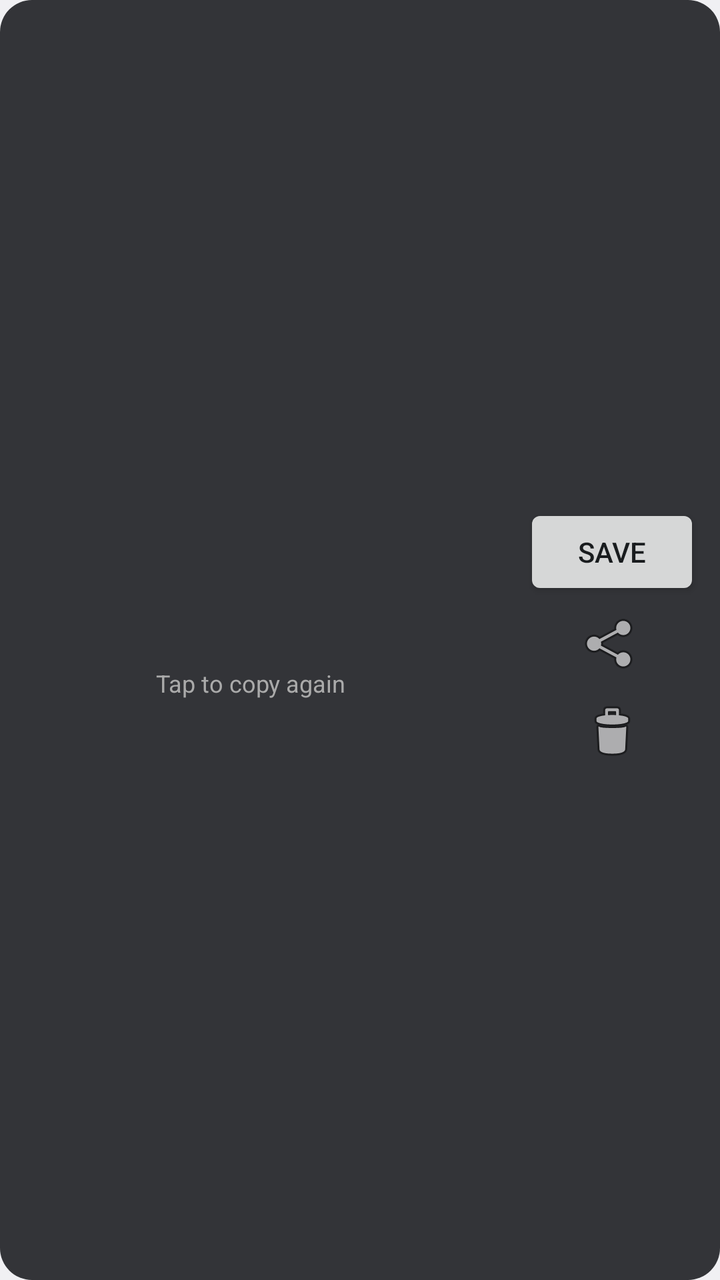
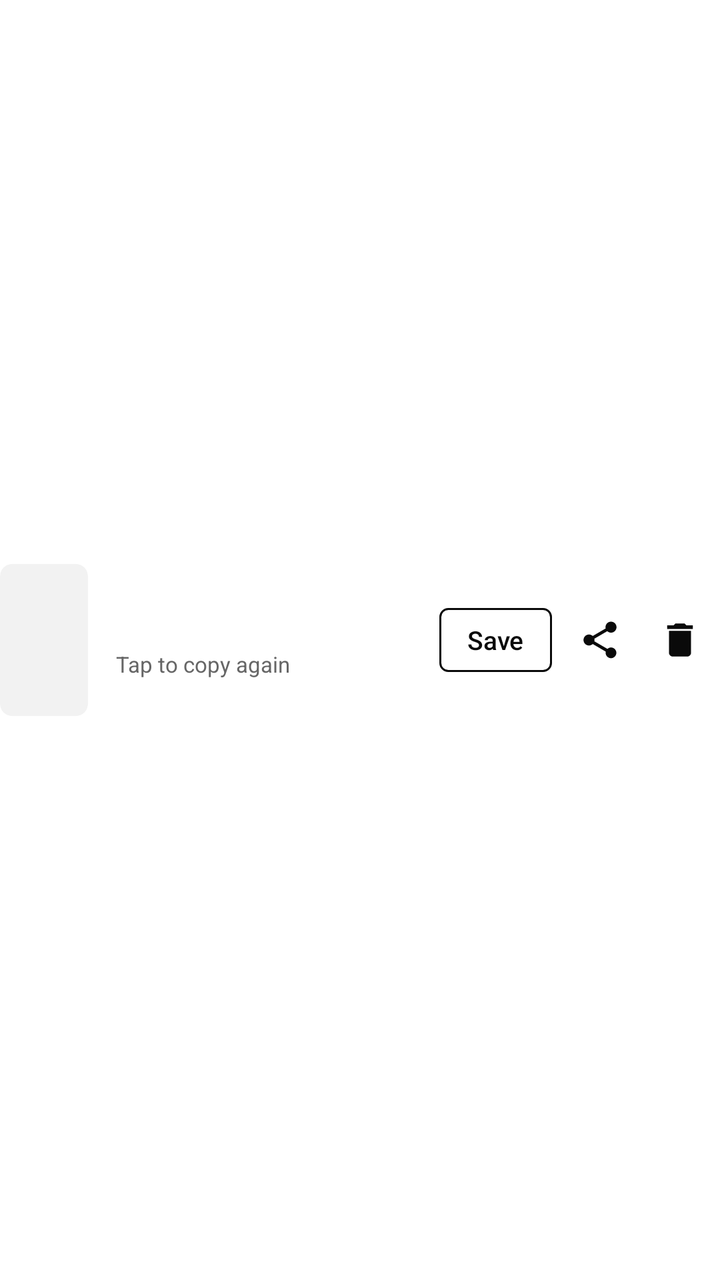

Screens rendered from an Android XML layout before and after an edit, with the pre-edit source and the edit as a unified diff.
<!-- AndroidManifest.xml: application theme AppTheme -->
<!-- res/layout/row_shot.xml -->
<?xml version="1.0" encoding="utf-8"?>
<LinearLayout xmlns:android="http://schemas.android.com/apk/res/android"
    android:layout_width="match_parent"
    android:layout_height="wrap_content"
    android:orientation="horizontal"
    android:gravity="center_vertical"
    android:padding="10dp"
    android:background="@drawable/overlay_bg">

    <ImageView
        android:id="@+id/thumb"
        android:layout_width="56dp"
        android:layout_height="96dp"
        android:scaleType="centerCrop"
        android:contentDescription="@string/app_name" />

    <LinearLayout
        android:layout_width="0dp"
        android:layout_height="wrap_content"
        android:layout_weight="1"
        android:layout_marginStart="12dp"
        android:orientation="vertical">

        <TextView
            android:id="@+id/name"
            android:layout_width="match_parent"
            android:layout_height="wrap_content"
            android:textColor="#FFFFFF"
            android:textSize="13sp"
            android:singleLine="true"
            android:ellipsize="middle" />

        <TextView
            android:id="@+id/left"
            android:layout_width="match_parent"
            android:layout_height="wrap_content"
            android:textColor="#FFD54F"
            android:textSize="16sp"
            android:paddingTop="4dp" />

        <TextView
            android:layout_width="match_parent"
            android:layout_height="wrap_content"
            android:textColor="#AAAAAA"
            android:textSize="12sp"
            android:text="@string/tap_to_copy" />
    </LinearLayout>

    <LinearLayout
        android:layout_width="wrap_content"
        android:layout_height="wrap_content"
        android:orientation="vertical"
        android:gravity="center_horizontal">

        <Button
            android:id="@+id/save"
            android:layout_width="wrap_content"
            android:layout_height="wrap_content"
            android:text="@string/save" />

        <ImageButton
            android:id="@+id/share"
            android:layout_width="44dp"
            android:layout_height="44dp"
            android:background="?android:attr/selectableItemBackgroundBorderless"
            android:src="@android:drawable/ic_menu_share"
            android:contentDescription="@string/share" />

        <ImageButton
            android:id="@+id/delete"
            android:layout_width="44dp"
            android:layout_height="44dp"
            android:background="?android:attr/selectableItemBackgroundBorderless"
            android:src="@android:drawable/ic_menu_delete"
            android:contentDescription="@string/delete" />
    </LinearLayout>
</LinearLayout>
<!-- resources referenced by this layout -->
<resources>
  <!-- drawable overlay_bg (drawable) -->
  <shape xmlns:android="http://schemas.android.com/apk/res/android" android:shape="rectangle">
      <solid android:color="#E6202124" />
      <corners android:radius="16dp" />
  </shape>
  <string name="app_name">SnapFade</string>
  <string name="delete">Delete now</string>
  <string name="save">Save</string>
  <string name="share">Share</string>
  <string name="tap_to_copy">Tap to copy again</string>
  <style name="AppTheme" parent="@android:style/Theme.DeviceDefault.DayNight">
          <item name="android:windowNoTitle">true</item>
          <item name="android:windowActionBar">false</item>
      </style>
</resources>

<!-- the commit's change to res/layout/row_shot.xml (unified diff, before → after) -->
@@ -2,76 +2,59 @@
 <LinearLayout xmlns:android="http://schemas.android.com/apk/res/android"
     android:layout_width="match_parent"
     android:layout_height="wrap_content"
+    android:descendantFocusability="blocksDescendants"
+    android:gravity="center_vertical"
     android:orientation="horizontal"
-    android:gravity="center_vertical"
-    android:padding="10dp"
-    android:background="@drawable/overlay_bg">
+    android:paddingVertical="14dp">
 
     <ImageView
         android:id="@+id/thumb"
-        android:layout_width="56dp"
-        android:layout_height="96dp"
-        android:scaleType="centerCrop"
-        android:contentDescription="@string/app_name" />
+        android:layout_width="44dp"
+        android:layout_height="76dp"
+        android:background="@drawable/thumb_bg"
+        android:clipToOutline="true"
+        android:contentDescription="@string/app_name"
+        android:scaleType="centerCrop" />
 
     <LinearLayout
         android:layout_width="0dp"
         android:layout_height="wrap_content"
+        android:layout_marginStart="14dp"
         android:layout_weight="1"
-        android:layout_marginStart="12dp"
         android:orientation="vertical">
-
-        <TextView
-            android:id="@+id/name"
-            android:layout_width="match_parent"
-            android:layout_height="wrap_content"
-            android:textColor="#FFFFFF"
-            android:textSize="13sp"
-            android:singleLine="true"
-            android:ellipsize="middle" />
 
         <TextView
             android:id="@+id/left"
             android:layout_width="match_parent"
             android:layout_height="wrap_content"
-            android:textColor="#FFD54F"
-            android:textSize="16sp"
-            android:paddingTop="4dp" />
+            android:fontFamily="sans-serif-medium"
+            android:textColor="@color/fg"
+            android:textSize="15sp" />
 
         <TextView
             android:layout_width="match_parent"
             android:layout_height="wrap_content"
-            android:textColor="#AAAAAA"
-            android:textSize="12sp"
-            android:text="@string/tap_to_copy" />
+            android:paddingTop="4dp"
+            android:text="@string/tap_to_copy"
+            android:textColor="@color/muted"
+            android:textSize="11sp" />
     </LinearLayout>
 
-    <LinearLayout
-        android:layout_width="wrap_content"
-        android:layout_height="wrap_content"
-        android:orientation="vertical"
-        android:gravity="center_horizontal">
+    <Button
+        android:id="@+id/save"
+        style="@style/Btn.Small"
+        android:text="@string/save" />
 
-        <Button
-            android:id="@+id/save"
-            android:layout_width="wrap_content"
-            android:layout_height="wrap_content"
-            android:text="@string/save" />
+    <ImageButton
+        android:id="@+id/share"
+        style="@style/IconBtn"
+        android:layout_marginStart="4dp"
+        android:contentDescription="@string/share"
+        android:src="@drawable/ic_share" />
 
-        <ImageButton
-            android:id="@+id/share"
-            android:layout_width="44dp"
-            android:layout_height="44dp"
-            android:background="?android:attr/selectableItemBackgroundBorderless"
-            android:src="@android:drawable/ic_menu_share"
-            android:contentDescription="@string/share" />
-
-        <ImageButton
-            android:id="@+id/delete"
-            android:layout_width="44dp"
-            android:layout_height="44dp"
-            android:background="?android:attr/selectableItemBackgroundBorderless"
-            android:src="@android:drawable/ic_menu_delete"
-            android:contentDescription="@string/delete" />
-    </LinearLayout>
+    <ImageButton
+        android:id="@+id/delete"
+        style="@style/IconBtn"
+        android:contentDescription="@string/delete"
+        android:src="@drawable/ic_delete" />
 </LinearLayout>
<!-- resource entries referenced after the edit -->
@@ -1,18 +1,75 @@
 <!-- resources referenced by this layout -->
 <resources>
-  <!-- drawable overlay_bg (drawable) -->
+  <color name="fg">#0A0A0A</color>
+  <color name="muted">#666666</color>
+  <!-- drawable ic_delete (drawable) -->
+  <vector xmlns:android="http://schemas.android.com/apk/res/android"
+      android:width="24dp" android:height="24dp"
+      android:viewportWidth="24" android:viewportHeight="24">
+      <path android:fillColor="#FFFFFF"
+          android:pathData="M6,19c0,1.1 0.9,2 2,2h8c1.1,0 2,-0.9 2,-2V7H6v12zM19,4h-3.5l-1,-1h-5l-1,1H5v2h14V4z" />
+  </vector>
+  <!-- drawable ic_share (drawable) -->
+  <vector xmlns:android="http://schemas.android.com/apk/res/android"
+      android:width="24dp" android:height="24dp"
+      android:viewportWidth="24" android:viewportHeight="24">
+      <path android:fillColor="#FFFFFF"
+          android:pathData="M18,16.08c-0.76,0 -1.44,0.3 -1.96,0.77L8.91,12.7c0.05,-0.23 0.09,-0.46 0.09,-0.7s-0.04,-0.47 -0.09,-0.7l7.05,-4.11c0.54,0.5 1.25,0.81 2.04,0.81 1.66,0 3,-1.34 3,-3s-1.34,-3 -3,-3 -3,1.34 -3,3c0,0.24 0.04,0.47 0.09,0.7L8.04,9.81C7.5,9.31 6.79,9 6,9c-1.66,0 -3,1.34 -3,3s1.34,3 3,3c0.79,0 1.5,-0.31 2.04,-0.81l7.12,4.16c-0.05,0.21 -0.08,0.43 -0.08,0.65 0,1.61 1.31,2.92 2.92,2.92 1.61,0 2.92,-1.31 2.92,-2.92s-1.31,-2.92 -2.92,-2.92z" />
+  </vector>
+  <!-- drawable thumb_bg (drawable) -->
   <shape xmlns:android="http://schemas.android.com/apk/res/android" android:shape="rectangle">
-      <solid android:color="#E6202124" />
-      <corners android:radius="16dp" />
+      <solid android:color="@color/surface" />
+      <corners android:radius="6dp" />
   </shape>
   <string name="app_name">SnapFade</string>
   <string name="delete">Delete now</string>
   <string name="save">Save</string>
   <string name="share">Share</string>
   <string name="tap_to_copy">Tap to copy again</string>
-  <style name="AppTheme" parent="@android:style/Theme.DeviceDefault.DayNight">
+  <style name="Btn.Small" parent="Btn.Outline">
+          <item name="android:layout_width">wrap_content</item>
+          <item name="android:layout_height">32dp</item>
+          <item name="android:layout_marginTop">0dp</item>
+          <item name="android:textSize">13sp</item>
+          <item name="android:paddingHorizontal">14dp</item>
+          <item name="android:minWidth">0dp</item>
+          <item name="android:minHeight">0dp</item>
+      </style>
+  <style name="IconBtn">
+          <item name="android:layout_width">40dp</item>
+          <item name="android:layout_height">40dp</item>
+          <item name="android:padding">9dp</item>
+          <item name="android:scaleType">fitCenter</item>
+          <item name="android:tint">@color/fg</item>
+          <item name="android:background">?android:attr/selectableItemBackgroundBorderless</item>
+      </style>
+  <style name="AppTheme" parent="AppTheme.Base">
+          <item name="android:windowLightStatusBar">true</item>
+          <item name="android:windowLightNavigationBar">true</item>
+      </style>
+  <color name="surface">#F2F2F2</color>
+  <style name="Btn.Outline">
+          <item name="android:background">@drawable/btn_outline</item>
+          <item name="android:textColor">@color/fg</item>
+      </style>
+  <style name="AppTheme.Base" parent="@android:style/Theme.DeviceDefault.DayNight">
           <item name="android:windowNoTitle">true</item>
           <item name="android:windowActionBar">false</item>
+          <item name="android:windowBackground">@color/bg</item>
+          <item name="android:colorBackground">@color/bg</item>
+          <item name="android:textColorPrimary">@color/fg</item>
+          <item name="android:textColorSecondary">@color/muted</item>
+          <item name="android:colorAccent">@color/fg</item>
+          <item name="android:colorControlActivated">@color/fg</item>
+          <item name="android:colorControlHighlight">#33808080</item>
+          <item name="android:statusBarColor">@android:color/transparent</item>
+          <item name="android:navigationBarColor">@android:color/transparent</item>
       </style>
+  <!-- drawable btn_outline (drawable) -->
+  <shape xmlns:android="http://schemas.android.com/apk/res/android" android:shape="rectangle">
+      <stroke android:width="1dp" android:color="@color/fg" />
+      <corners android:radius="4dp" />
+  </shape>
+  <color name="bg">#FFFFFF</color>
 </resources>
 
